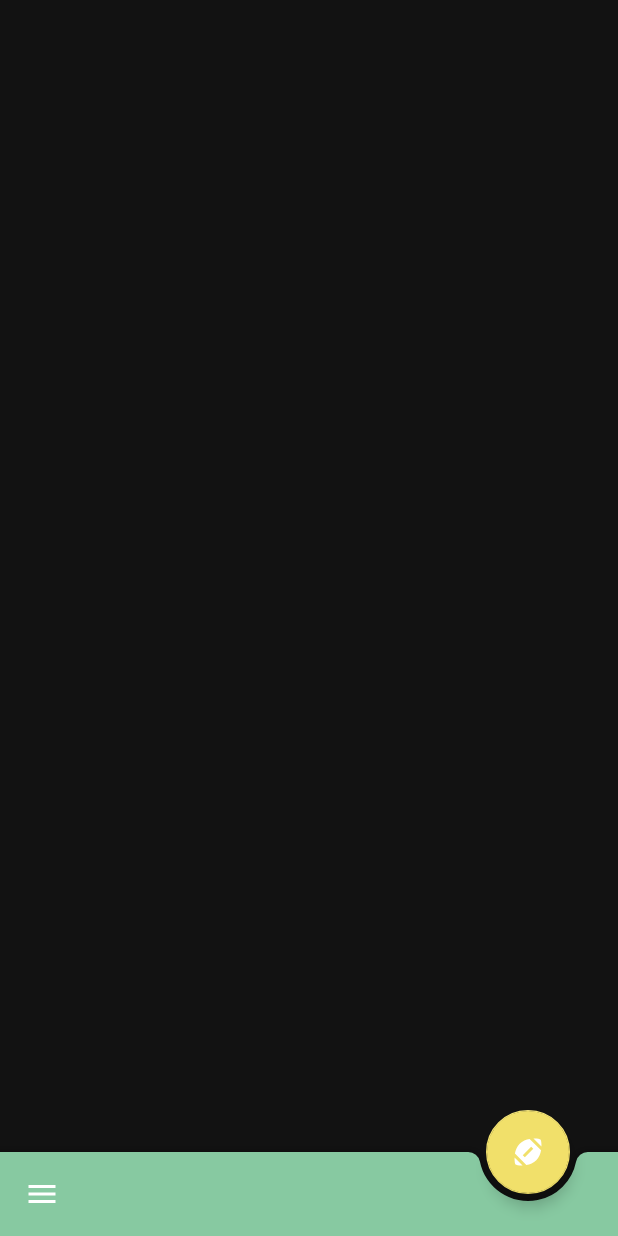
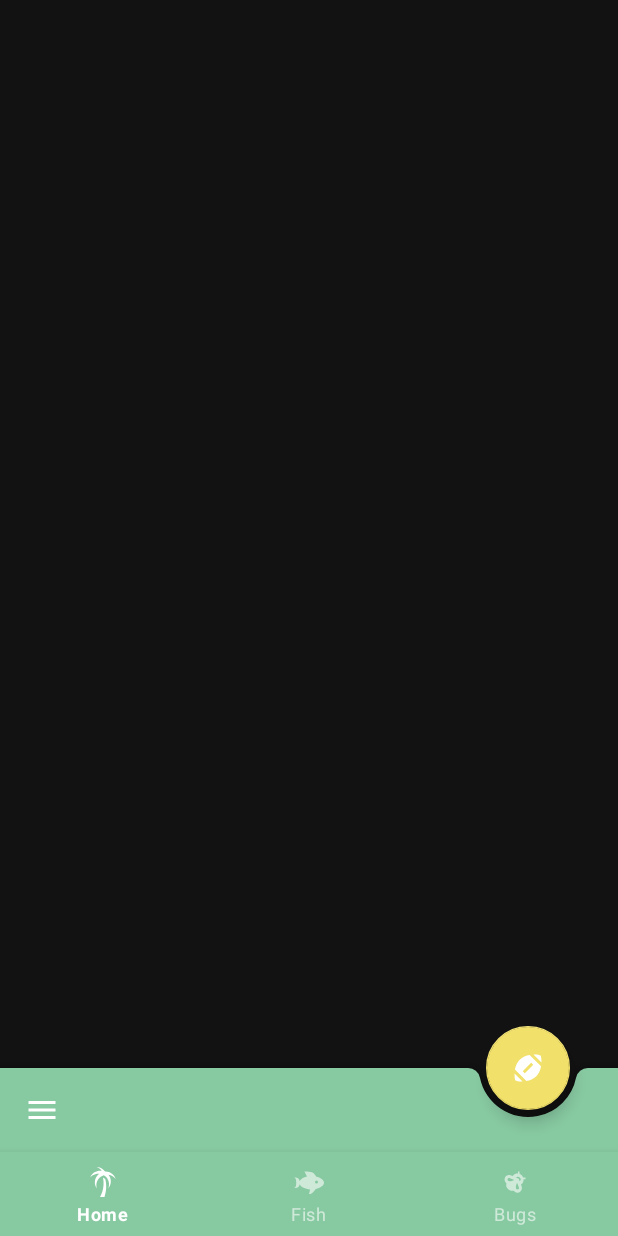
Before and after one commit to jamieadkins95/acnh-island-companion, an Android app: the screen it shows after launch (MainActivity), on a phone screen of 412 x 824 dp. Run offline under Robolectric (Android 15) with nearby library versions, the phone set to English and light mode, and no system bars; our stand-ins replace Dagger/Hilt's generated code, RxJava, Timber, navigation-ui; libraries missing offline, so code that uses them is left out: com.xwray.groupie; 5 statements that could not run were skipped.

Commit message:
Added bottom nav and setup with nav component

```diff
--- a/app/src/main/java/com/jamieadkins/acnh/MainActivity.kt
+++ b/app/src/main/java/com/jamieadkins/acnh/MainActivity.kt
@@ -1,11 +1,16 @@
 package com.jamieadkins.acnh
 
 import android.os.Bundle
+import androidx.navigation.Navigation.findNavController
+import androidx.navigation.ui.setupWithNavController
 import com.jamieadkins.acnh.PredictorApplication.Companion.coreComponent
+import com.jamieadkins.acnh.databinding.ActivityMainBinding
 import com.jamieadkins.acnh.di.DaggerAndroidActivity
 import com.jamieadkins.acnh.di.DaggerAppComponent
 
 class MainActivity : DaggerAndroidActivity() {
+
+    private lateinit var binding: ActivityMainBinding
 
     override fun onInject() {
         DaggerAppComponent.builder()
@@ -17,6 +22,10 @@ class MainActivity : DaggerAndroidActivity() {
 
     override fun onCreate(savedInstanceState: Bundle?) {
         super.onCreate(savedInstanceState)
-        setContentView(R.layout.activity_main)
+        binding = ActivityMainBinding.inflate(layoutInflater)
+        val view = binding.root
+        setContentView(view)
+        val navController = findNavController(this, R.id.nav_host_fragment)
+        binding.bottomNav.setupWithNavController(navController)
     }
 }
--- a/app/src/main/res/layout/activity_main.xml
+++ b/app/src/main/res/layout/activity_main.xml
@@ -1,5 +1,5 @@
 <?xml version="1.0" encoding="utf-8"?>
-<FrameLayout xmlns:android="http://schemas.android.com/apk/res/android"
+<androidx.constraintlayout.widget.ConstraintLayout xmlns:android="http://schemas.android.com/apk/res/android"
     xmlns:app="http://schemas.android.com/apk/res-auto"
     xmlns:tools="http://schemas.android.com/tools"
     android:layout_width="match_parent"
@@ -9,9 +9,23 @@
     <fragment
         android:id="@+id/nav_host_fragment"
         android:name="androidx.navigation.fragment.NavHostFragment"
-        android:layout_width="match_parent"
-        android:layout_height="match_parent"
+        android:layout_width="0dp"
+        android:layout_height="0dp"
         app:defaultNavHost="true"
-        app:navGraph="@navigation/nav_graph" />
+        app:navGraph="@navigation/nav_graph"
+        app:layout_constraintStart_toStartOf="parent"
+        app:layout_constraintEnd_toEndOf="parent"
+        app:layout_constraintTop_toTopOf="parent"
+        app:layout_constraintBottom_toTopOf="@id/bottom_nav" />
 
-</FrameLayout>
+    <com.google.android.material.bottomnavigation.BottomNavigationView
+        android:id="@+id/bottom_nav"
+        style="@style/Widget.MaterialComponents.BottomNavigationView.Colored"
+        app:menu="@menu/menu_bottom_nav"
+        android:layout_width="0dp"
+        android:layout_height="wrap_content"
+        app:layout_constraintStart_toStartOf="parent"
+        app:layout_constraintEnd_toEndOf="parent"
+        app:layout_constraintBottom_toBottomOf="parent" />
+
+</androidx.constraintlayout.widget.ConstraintLayout>
--- /dev/null
+++ b/app/src/main/res/menu/menu_bottom_nav.xml
@@ -0,0 +1,15 @@
+<?xml version="1.0" encoding="utf-8"?>
+<menu xmlns:android="http://schemas.android.com/apk/res/android">
+    <item
+        android:id="@+id/home"
+        android:icon="@drawable/ic_palm_tree"
+        android:title="@string/home"/>
+    <item
+        android:id="@+id/fish"
+        android:icon="@drawable/ic_fish"
+        android:title="@string/fish"/>
+    <item
+        android:id="@+id/bugs"
+        android:icon="@drawable/ic_bee"
+        android:title="@string/bugs"/>
+</menu>
--- a/app/src/main/res/navigation/nav_graph.xml
+++ b/app/src/main/res/navigation/nav_graph.xml
@@ -10,4 +10,16 @@
         android:label="Blank"
         tools:layout="@layout/fragment_predictions" />
 
+    <fragment android:id="@+id/home"
+        android:label="@string/home"
+        android:name="com.jamieadkins.acnh.predictions.PredictionsFragment" />
+
+    <fragment android:id="@+id/fish"
+        android:label="@string/fish"
+        android:name="com.jamieadkins.acnh.predictions.PredictionsFragment" />
+
+    <fragment android:id="@+id/bugs"
+        android:label="@string/bugs"
+        android:name="com.jamieadkins.acnh.predictions.PredictionsFragment" />
+
 </navigation>
--- a/app/src/main/res/values/strings.xml
+++ b/app/src/main/res/values/strings.xml
@@ -1,4 +1,7 @@
 <resources>
     <string name="island_companion">Island Companion</string>
     <string name="tie">TIE</string>
+    <string name="home">Home</string>
+    <string name="fish">Fish</string>
+    <string name="bugs">Bugs</string>
 </resources>
--- a/app/src/main/res/values/styles.xml
+++ b/app/src/main/res/values/styles.xml
@@ -9,6 +9,7 @@
         <item name="colorOnSecondary">@color/white</item>
         <item name="android:textColorPrimary">@color/white</item>
         <item name="android:textColor">@color/white</item>
+        <item name="android:navigationBarColor">@color/primaryDarkColor</item>
         <item name="shapeAppearanceSmallComponent">@style/ShapeAppearance.IslandCompanionTheme.SmallComponent</item>
         <item name="shapeAppearanceMediumComponent">@style/ShapeAppearance.IslandCompanionTheme.MediumComponent</item>
         <item name="shapeAppearanceLargeComponent">@style/ShapeAppearance.IslandCompanionTheme.LargeComponent</item>
```
